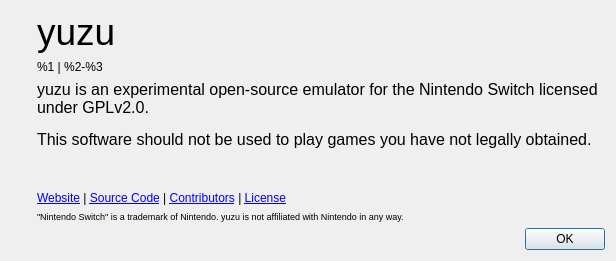
The window that src/yuzu/aboutdialog.ui (rorrim-rorrim/eden-alt) describes before a commit, drawn with Qt 5.
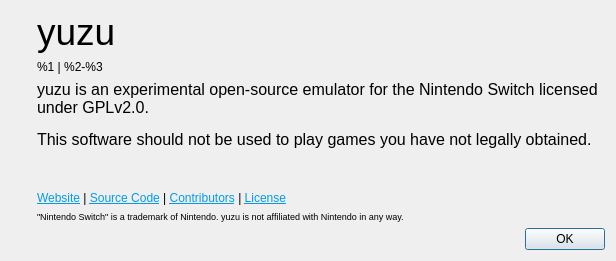
The same window after the commit. Icons and pictures are not drawn.

Commit message: Port #3769 from Citra: "Update Dark theme to latest version"

What changed in the file:
```diff
--- a/src/yuzu/aboutdialog.ui
+++ b/src/yuzu/aboutdialog.ui
@@ -115,7 +115,7 @@
        <item>
         <widget class="QLabel" name="labelLinks">
          <property name="text">
-          <string>&lt;html&gt;&lt;head/&gt;&lt;body&gt;&lt;p&gt;&lt;a href=&quot;https://yuzu-emu.org/&quot;&gt;&lt;span style=&quot; text-decoration: underline; color:#0000ff;&quot;&gt;Website&lt;/span&gt;&lt;/a&gt; | &lt;a href=&quot;https://github.com/yuzu-emu&quot;&gt;&lt;span style=&quot; text-decoration: underline; color:#0000ff;&quot;&gt;Source Code&lt;/span&gt;&lt;/a&gt; | &lt;a href=&quot;https://github.com/yuzu-emu/yuzu/graphs/contributors&quot;&gt;&lt;span style=&quot; text-decoration: underline; color:#0000ff;&quot;&gt;Contributors&lt;/span&gt;&lt;/a&gt; | &lt;a href=&quot;https://github.com/yuzu-emu/yuzu/blob/master/license.txt&quot;&gt;&lt;span style=&quot; text-decoration: underline; color:#0000ff;&quot;&gt;License&lt;/span&gt;&lt;/a&gt;&lt;/p&gt;&lt;/body&gt;&lt;/html&gt;</string>
+          <string>&lt;html&gt;&lt;head/&gt;&lt;body&gt;&lt;p&gt;&lt;a href=&quot;https://yuzu-emu.org/&quot;&gt;&lt;span style=&quot; text-decoration: underline; color:#039be5;&quot;&gt;Website&lt;/span&gt;&lt;/a&gt; | &lt;a href=&quot;https://github.com/yuzu-emu&quot;&gt;&lt;span style=&quot; text-decoration: underline; color:#039be5;&quot;&gt;Source Code&lt;/span&gt;&lt;/a&gt; | &lt;a href=&quot;https://github.com/yuzu-emu/yuzu/graphs/contributors&quot;&gt;&lt;span style=&quot; text-decoration: underline; color:#039be5;&quot;&gt;Contributors&lt;/span&gt;&lt;/a&gt; | &lt;a href=&quot;https://github.com/yuzu-emu/yuzu/blob/master/license.txt&quot;&gt;&lt;span style=&quot; text-decoration: underline; color:#039be5;&quot;&gt;License&lt;/span&gt;&lt;/a&gt;&lt;/p&gt;&lt;/body&gt;&lt;/html&gt;</string>
          </property>
          <property name="openExternalLinks">
           <bool>true</bool>
```
The commit also changes 2 other files.
